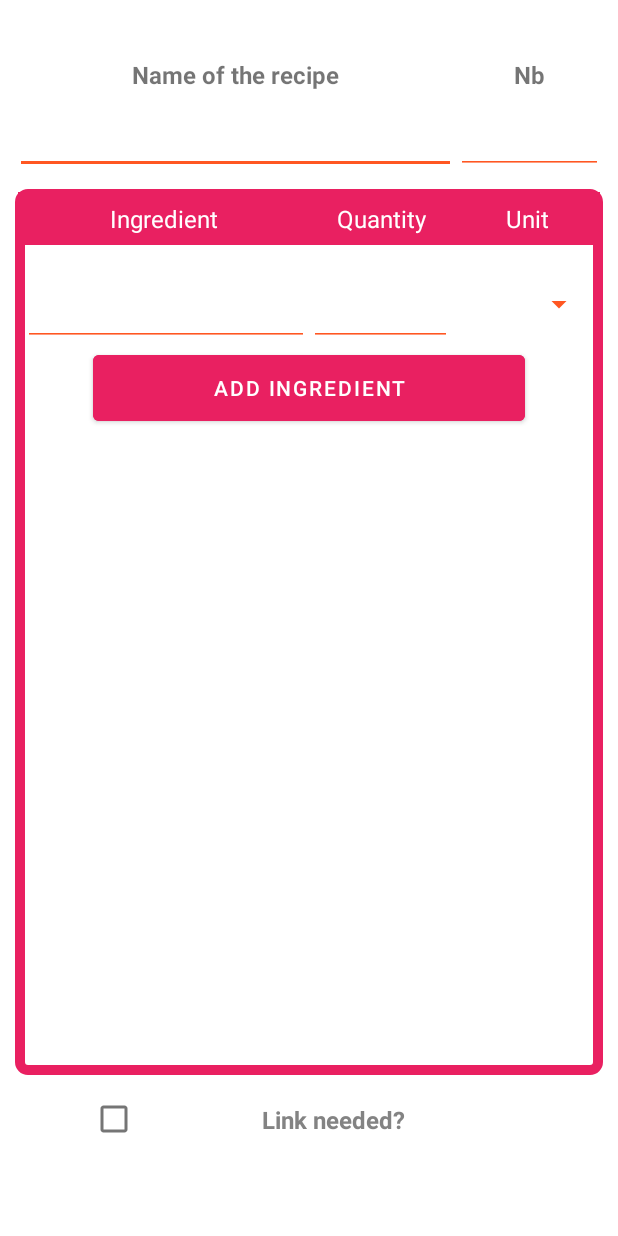
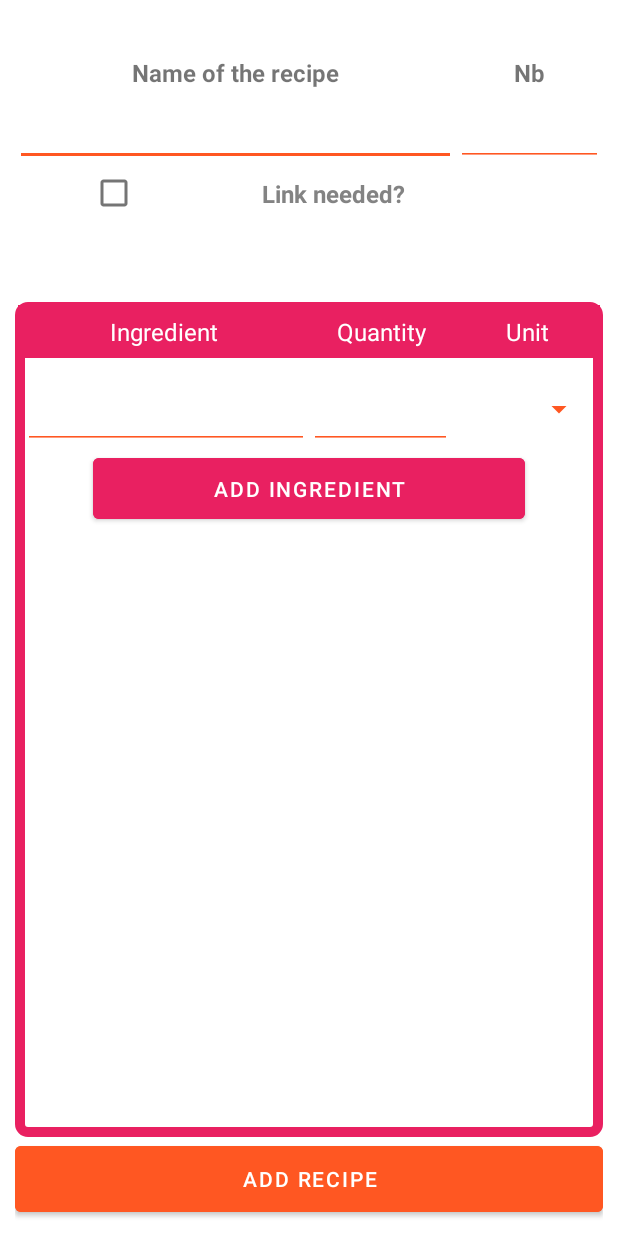
Before and after one commit to dalmagathe/RecipeFoodsList, an Android app: the AddRecipe screen opened directly, with no data from a screen before it, on a phone screen of 412 x 824 dp. Run offline under Robolectric (Android 15) with nearby library versions, the phone set to English and light mode, and no system bars.

Commit message:
Clean AddRecipe

```diff
--- a/app/src/main/java/com/example/recipefoodslist/AddRecipe.java
+++ b/app/src/main/java/com/example/recipefoodslist/AddRecipe.java
@@ -24,15 +24,14 @@ import org.json.JSONException;
 
 public class AddRecipe extends AppCompatActivity {
 
-    private ArrayList<Ingredient> ingredientArrayList = new ArrayList<Ingredient>();
-    private Map<String, Pair<String, String>> ingredientMap= new HashMap<>();
-    private ListView listView;
-    private IngredientAdapter ingredientAdapter;
+    Map<String, Pair<String, String>> ingredientMap= new HashMap<>();
+    ListView listView;
+    IngredientAdapter ingredientAdapter;
 
     EditText etRecipeName, etRecipeNb, etLink, etIngredientName, etIngredientQuantity;
     Spinner etIngredientUnit;
-    Button bt;
-    CheckBox check;
+    Button btAddIngredient, btnAddRecipe;
+    CheckBox checkLink;
 
     @Override
     protected void onCreate(Bundle savedInstanceState) {
@@ -53,22 +52,22 @@ public class AddRecipe extends AppCompatActivity {
         etIngredientName = (EditText) findViewById(R.id.ingredientName);
         etIngredientQuantity = (EditText) findViewById(R.id.ingredientQuantity);
         etIngredientUnit = (Spinner) findViewById(R.id.spinnerUnit);
-        bt = (Button) findViewById(R.id.addIngredientBtn);
+        btAddIngredient = (Button) findViewById(R.id.addIngredientBtn);
+        btnAddRecipe = (Button) findViewById(R.id.btnAddRecipe);
         listView = findViewById(R.id.listView);
-        check = findViewById(R.id.checkLink);
+        checkLink = findViewById(R.id.checkLink);
 
         ingredientAdapter = new IngredientAdapter(AddRecipe.this,ingredientMap);
 
         onBtnClick();
         onCheck();
-
     }
 
     public void onCheck(){
-        check.setOnClickListener(new View.OnClickListener() {
+        checkLink.setOnClickListener(new View.OnClickListener() {
             @Override
             public void onClick(View view) {
-                if (check.isChecked())
+                if (checkLink.isChecked())
                 {
                     etLink.setFocusableInTouchMode(true);
                     etLink.setBackgroundTintList(ColorStateList.valueOf(0xFFFF5722));
@@ -81,6 +80,7 @@ public class AddRecipe extends AppCompatActivity {
         });
 
     }
+
     public void onBtnClick(){
         etRecipeName.addTextChangedListener(new TextWatcher() {
             @Override
@@ -99,7 +99,7 @@ public class AddRecipe extends AppCompatActivity {
                 ingredientMap.clear();
             }
         });
-        bt.setOnClickListener(new View.OnClickListener() {
+        btAddIngredient.setOnClickListener(new View.OnClickListener() {
             @Override
             public void onClick(View view) {
                 if((etIngredientName.getText().toString()).equals("") || (etIngredientQuantity.getText().toString().equals("")) || (etIngredientUnit.getSelectedItem().toString().equals(""))){
@@ -111,30 +111,27 @@ public class AddRecipe extends AppCompatActivity {
                 else if(ingredientMap.isEmpty() || ingredientMap.containsKey(etIngredientName.getText().toString())==false){
                     ingredientMap.put(etIngredientName.getText().toString(),
                                     new Pair<>(etIngredientQuantity.getText().toString(), etIngredientUnit.getSelectedItem().toString()));
-
                     ingredientAdapter.notifyDataSetChanged();
                     listView.setAdapter(ingredientAdapter);
+                }
+            }
+        });
 
-                    writeIntoJSON(etRecipeName.getText().toString(),
-                                  etRecipeNb.getText().toString(),
-                                  etLink.getText().toString(),
-                                  etIngredientName.getText().toString(),
-                                  etIngredientQuantity.getText().toString(),
-                                  etIngredientUnit.getSelectedItem().toString());
+        btnAddRecipe.setOnClickListener(new View.OnClickListener() {
+            @Override
+            public void onClick(View view) {
+                try {
+                    WriteDataJson.addDataJson(getExternalFilesDir(null).toString(),
+                            etRecipeName.getText().toString(),
+                            etRecipeNb.getText().toString(),
+                            etLink.getText().toString(),
+                            ingredientMap);
+                } catch (IOException e) {
+                    throw new RuntimeException(e);
+                } catch (JSONException e) {
+                    throw new RuntimeException(e);
                 }
             }
         });
     }
-
-    public void writeIntoJSON(String Recipe, String Nb, String Link, String Ingredient, String Qty, String Unit){
-        try {
-            WriteDataJson.main(getExternalFilesDir(null).toString(), Recipe, Nb, Link, Ingredient, Qty, Unit);
-        }
-        catch (IOException e){
-            e.printStackTrace();
-        }
-        catch (JSONException e){
-            e.printStackTrace();
-        }
-    }
 }
--- a/app/src/main/res/layout/activity_add_recipe.xml
+++ b/app/src/main/res/layout/activity_add_recipe.xml
@@ -66,6 +66,32 @@
             android:textColor="#393939"
             android:textSize="16sp" />
     </LinearLayout>
+
+    <CheckBox
+        android:id="@+id/checkLink"
+        android:layout_width="match_parent"
+        android:layout_height="0dp"
+        android:layout_marginLeft="50dp"
+        android:layout_marginRight="50dp"
+        android:layout_weight="1"
+        android:gravity="center"
+        android:text="Link needed?"
+        android:textColor="#838383"
+        android:textSize="16sp"
+        android:textStyle="bold" />
+
+    <EditText
+        android:id="@+id/recipeLink"
+        android:layout_width="match_parent"
+        android:layout_height="0dp"
+        android:layout_weight="1.2"
+        android:backgroundTint="@color/white"
+        android:ems="10"
+        android:focusable="false"
+        android:inputType="textPersonName"
+        android:textAlignment="center"
+        android:textSize="16sp"
+        android:textStyle="italic" />
 
     <FrameLayout
         android:layout_width="match_parent"
@@ -183,32 +209,14 @@
         </LinearLayout>
     </FrameLayout>
 
-    <CheckBox
-        android:id="@+id/checkLink"
+    <Button
+        android:id="@+id/btnAddRecipe"
         android:layout_width="match_parent"
         android:layout_height="0dp"
-        android:layout_marginLeft="50dp"
-        android:layout_marginTop="10dp"
-        android:layout_marginRight="50dp"
-        android:layout_weight="1"
-        android:gravity="center"
-        android:text="Link needed?"
-        android:textColor="#838383"
-        android:textSize="16sp"
-        android:textStyle="bold" />
-
-    <EditText
-        android:id="@+id/recipeLink"
-        android:layout_width="match_parent"
-        android:layout_height="0dp"
-        android:layout_weight="1.2"
-        android:backgroundTint="@color/white"
-        android:ems="10"
-        android:focusable="false"
-        android:inputType="textPersonName"
-        android:textAlignment="center"
-        android:textSize="16sp"
-        android:textStyle="italic" />
+        android:layout_weight="1.5"
+        android:text="Add recipe"
+        android:backgroundTint="#FFFF5722"
+        android:textColor="@color/white"/>
 
 
 </LinearLayout>
```
Also changed, not shown: app/src/main/java/com/example/recipefoodslist/Ingredient.java (deleted, +0 -32 lines), app/src/main/java/com/example/recipefoodslist/WriteDataJson.java (+24 -22 lines).
